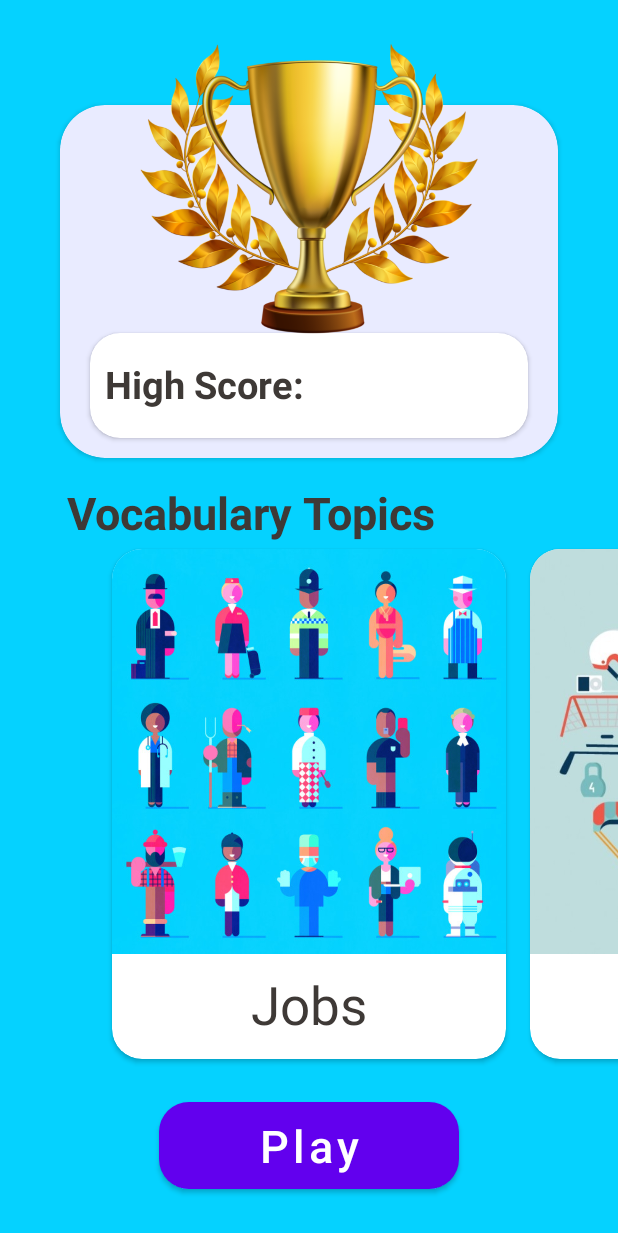
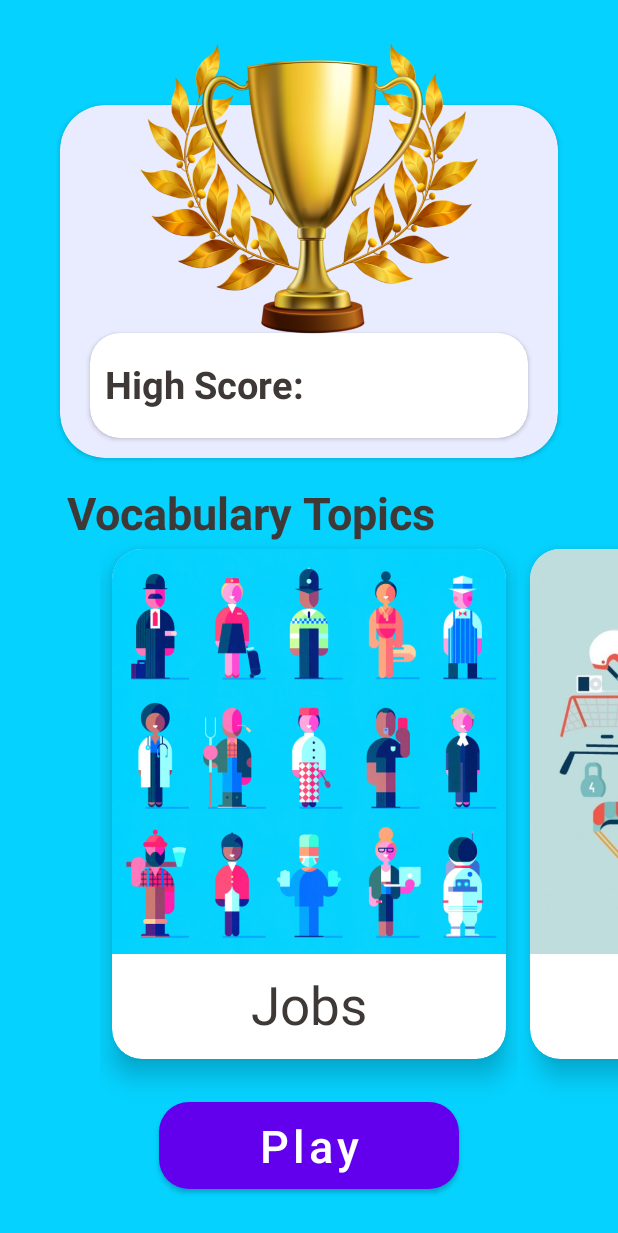
Before and after one commit to phian/Knowledge_Enhancer_App, an Android app: the GameMenuScreen screen opened directly, with no data from a screen before it, on a phone screen of 412 x 824 dp. Shown: the top 1233 px of the screen. Run offline under Robolectric (Android 15) with nearby library versions, the phone set to English and light mode, and no system bars.

Commit message:
Add shadow for item CardView in GameMenu screen

```diff
--- a/app/src/main/res/layout/vocab_menu_item.xml
+++ b/app/src/main/res/layout/vocab_menu_item.xml
@@ -11,7 +11,9 @@
         android:layout_height="wrap_content"
         app:cardCornerRadius="20dp"
         android:layout_margin="8dp"
-        android:translationY="-110dp">
+        android:translationY="-110dp"
+        app:cardElevation="10dp"
+        app:cardPreventCornerOverlap="false">
 
         <RelativeLayout
             android:layout_width="match_parent"
```
